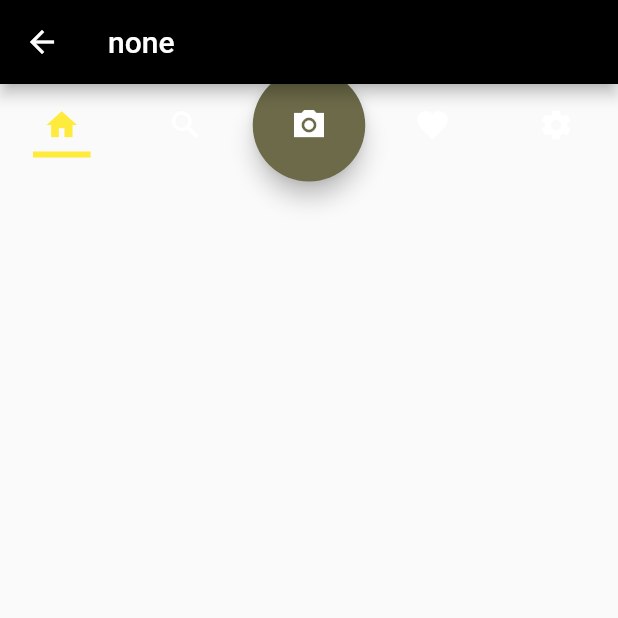
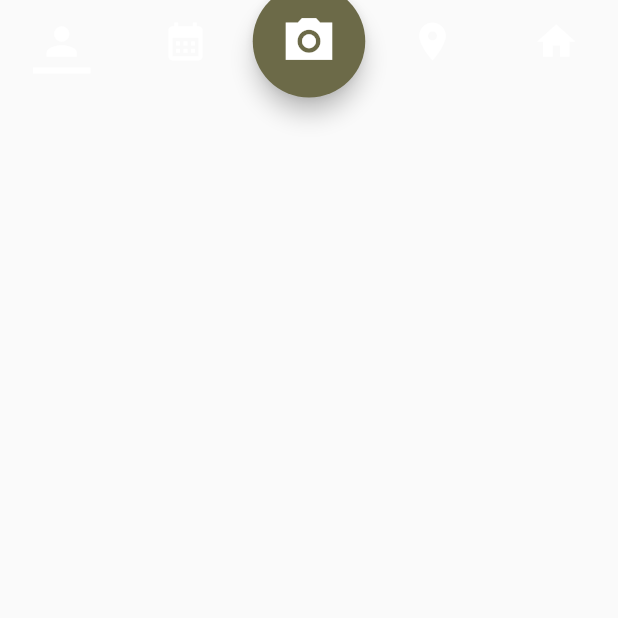
Before and after one commit to AmmarPcInfosI/project, a Flutter app: the NavigationScreen screen opened directly, on a phone screen of 412 x 824 dp, the top half of it. Run offline on Flutter 3.47's test engine with Material 2 defaults, Android fonts, the phone set to English and light mode, and no system bars; our stand-ins replace google_fonts, page_transition, swipeable_button_view; missing offline and left inert: flutter_floating_bottom_bar.

Commit message:
clean code it

```diff
--- a/lib/screens/navigation_bar.dart
+++ b/lib/screens/navigation_bar.dart
@@ -14,27 +14,18 @@ class _NavigationScreenState extends State<NavigationScreen>
     with SingleTickerProviderStateMixin {
   late int currentPage;
   late TabController tabController;
-  final List<Color> colors = [
-    Colors.yellow,
-    Colors.red,
-    Colors.green,
-    Colors.blue,
-    Colors.pink,
-  ];
 
   @override
   void initState() {
+    super.initState();
     currentPage = 0;
     tabController = TabController(length: 5, vsync: this);
-    tabController.animation?.addListener(
-      () {
+    tabController.animation?.addListener(() {
       final value = tabController.animation!.value.round();
       if (value != currentPage && mounted) {
         changePage(value);
       }
-      },
-    );
-    super.initState();
+    });
   }
 
   void changePage(int newPage) {
@@ -51,15 +42,9 @@ class _NavigationScreenState extends State<NavigationScreen>
 
   @override
   Widget build(BuildContext context) {
-    const Color unselectedColor = Colors.white;
-    const Color unselectedColorReverse = Colors.white;
-
     return SafeArea(
       child: Scaffold(
-        appBar: AppBar(
-          title: Text(widget.title),
-          backgroundColor: Colors.black,
-        ),
+
         body: BottomBar(
           clip: Clip.none,
           fit: StackFit.expand,
@@ -69,16 +54,16 @@ class _NavigationScreenState extends State<NavigationScreen>
               onPressed: null,
               icon: Icon(
                 Icons.arrow_upward_rounded,
-                color: unselectedColor,
+                color: Colors.white,
                 size: width,
               ),
             ),
           ),
-          borderRadius: BorderRadius.circular(500),
+          borderRadius: BorderRadius.circular(20),
           duration: const Duration(milliseconds: 500),
           curve: Curves.decelerate,
           showIcon: true,
-          width: MediaQuery.of(context).size.width * 0.8,
+          width: MediaQuery.of(context).size.width * 346 / 390,
           barColor: const Color(0xFF89875B),
           start: 2,
           end: 0,
@@ -95,11 +80,10 @@ class _NavigationScreenState extends State<NavigationScreen>
             controller: tabController,
             dragStartBehavior: DragStartBehavior.down,
             physics: const BouncingScrollPhysics(),
-            children: colors
-                .map(
-                  (e) => const Text('ammar'),
-                )
-                .toList(),
+            children: List.generate(
+              5,
+              (index) => const Center(child: Text('Nizwa')), // Replace with your actual conten
+            ),
           ),
           child: Stack(
             alignment: Alignment.center,
@@ -110,64 +94,16 @@ class _NavigationScreenState extends State<NavigationScreen>
                 controller: tabController,
                 indicator: UnderlineTabIndicator(
                     borderSide: BorderSide(
-                      color: currentPage <= 4
-                          ? colors[currentPage]
-                          : unselectedColor,
+                      color: Colors.white, // Set the color to white
                       width: 4,
                     ),
                     insets: const EdgeInsets.fromLTRB(16, 0, 16, 8)),
                 tabs: [
-                  SizedBox(
-                    height: 55,
-                    width: 40,
-                    child: Center(
-                        child: Icon(
-                      Icons.home,
-                      color: currentPage == 0 ? colors[0] : unselectedColor,
-                    )),
-                  ),
-                  SizedBox(
-                    height: 55,
-                    width: 40,
-                    child: Center(
-                      child: Icon(
-                        Icons.search,
-                        color: currentPage == 1 ? colors[1] : unselectedColor,
-                      ),
-                    ),
-                  ),
-                  SizedBox(
-                    height: 55,
-                    width: 40,
-                    child: Center(
-                      child: Icon(
-                        Icons.add,
-                        color: currentPage == 2
-                            ? colors[2]
-                            : unselectedColorReverse,
-                      ),
-                    ),
-                  ),
-                  SizedBox(
-                    height: 55,
-                    width: 40,
-                    child: Center(
-                      child: Icon(
-                        Icons.favorite,
-                        color: currentPage == 3 ? colors[3] : unselectedColor,
-                      ),
-                    ),
-                  ),
-                  SizedBox(
-                    height: 55,
-                    width: 40,
-                    child: Center(
-                      child: Icon(
-                        Icons.settings,
-                        color: currentPage == 4 ? colors[4] : unselectedColor,
-                      ),
-                    ),
-                  ),
+                  _buildTabIcon(Icons.person_sharp),
+                  _buildTabIcon(Icons.calendar_month_sharp),
+                  _buildTabIcon(Icons.add),
+                  _buildTabIcon(Icons.location_on_sharp),
+                  _buildTabIcon(Icons.home_sharp),
                 ],
               ),
               Positioned(
@@ -179,12 +115,10 @@ class _NavigationScreenState extends State<NavigationScreen>
                   onPressed: () {},
                   heroTag: null,
                   mini: false,
-
-
                   shape: RoundedRectangleBorder(
                     borderRadius: BorderRadius.circular(50),
                   ),
-                  child: const Icon(Icons.camera_alt_sharp),
+                  child: const Icon(Icons.camera_alt_sharp,size: 37,),
                 ),
               )
             ],
@@ -193,4 +127,18 @@ class _NavigationScreenState extends State<NavigationScreen>
       ),
     );
   }
+
+  Widget _buildTabIcon(IconData icon) {
+    return SizedBox(
+      height:55,
+      width: 48.2,
+      child: Center(
+        child: Icon(
+          icon,
+          color: Colors.white,
+           size: 30,// Set the color to white
+        ),
+      ),
+    );
   }
+}
```
Lines whose indentation alone changed are shown as unchanged.
